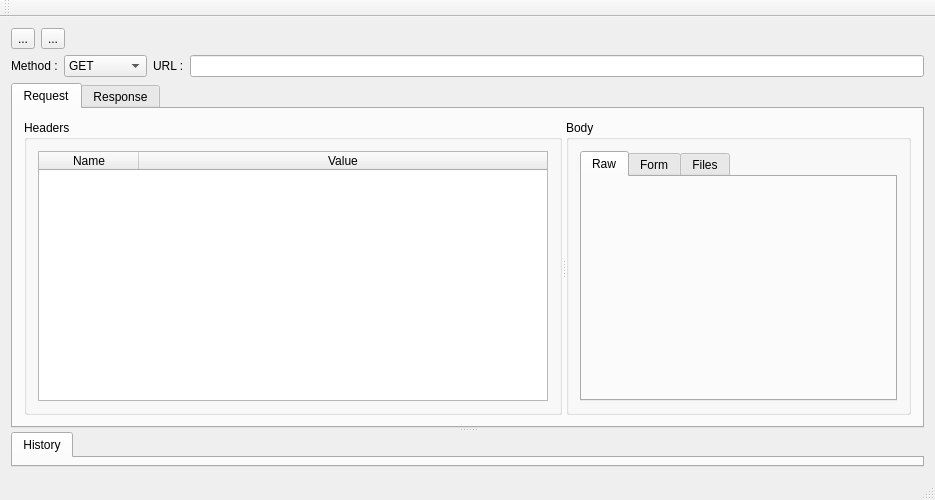
This is src/gui/mainwindow.ui in amilaperera/RESTer as Qt 5 draws it before an edit. The edited form follows.
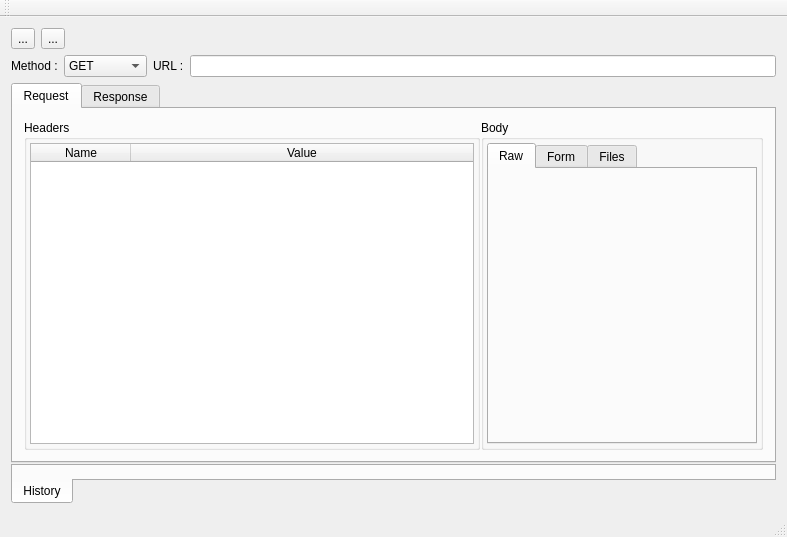
This is the edited form. The open tabs and pages were chosen to show the change.

```diff
--- a/src/gui/mainwindow.ui
+++ b/src/gui/mainwindow.ui
@@ -6,8 +6,8 @@
    <rect>
     <x>0</x>
     <y>0</y>
-    <width>935</width>
-    <height>500</height>
+    <width>787</width>
+    <height>537</height>
    </rect>
   </property>
   <property name="windowTitle">
@@ -103,10 +103,28 @@
      </layout>
     </item>
     <item row="2" column="0" colspan="3">
-     <widget class="QSplitter" name="splitter_2">
+     <widget class="QSplitter" name="tabWidgetHistoryVSplitter">
+      <property name="maximumSize">
+       <size>
+        <width>16777215</width>
+        <height>16777215</height>
+       </size>
+      </property>
+      <property name="lineWidth">
+       <number>1</number>
+      </property>
+      <property name="midLineWidth">
+       <number>0</number>
+      </property>
       <property name="orientation">
        <enum>Qt::Vertical</enum>
       </property>
+      <property name="opaqueResize">
+       <bool>false</bool>
+      </property>
+      <property name="handleWidth">
+       <number>1</number>
+      </property>
       <widget class="QTabWidget" name="tabWidget">
        <property name="currentIndex">
         <number>0</number>
@@ -121,11 +139,35 @@
            <property name="orientation">
             <enum>Qt::Horizontal</enum>
            </property>
+           <property name="opaqueResize">
+            <bool>false</bool>
+           </property>
+           <property name="handleWidth">
+            <number>1</number>
+           </property>
            <widget class="QGroupBox" name="groupBox">
             <property name="title">
              <string>Headers</string>
             </property>
+            <property name="flat">
+             <bool>false</bool>
+            </property>
             <layout class="QGridLayout" name="gridLayout_4">
+             <property name="leftMargin">
+              <number>3</number>
+             </property>
+             <property name="topMargin">
+              <number>3</number>
+             </property>
+             <property name="rightMargin">
+              <number>3</number>
+             </property>
+             <property name="bottomMargin">
+              <number>3</number>
+             </property>
+             <property name="spacing">
+              <number>3</number>
+             </property>
              <item row="0" column="0">
               <widget class="QTableWidget" name="tableWidget">
                <attribute name="horizontalHeaderStretchLastSection">
@@ -150,6 +192,21 @@
              <string>Body</string>
             </property>
             <layout class="QGridLayout" name="gridLayout">
+             <property name="leftMargin">
+              <number>3</number>
+             </property>
+             <property name="topMargin">
+              <number>3</number>
+             </property>
+             <property name="rightMargin">
+              <number>3</number>
+             </property>
+             <property name="bottomMargin">
+              <number>3</number>
+             </property>
+             <property name="spacing">
+              <number>3</number>
+             </property>
              <item row="0" column="0">
               <widget class="QTabWidget" name="tabWidget_3">
                <property name="currentIndex">
@@ -185,9 +242,24 @@
        </widget>
       </widget>
       <widget class="QTabWidget" name="tabWidget_2">
+       <property name="sizePolicy">
+        <sizepolicy hsizetype="Expanding" vsizetype="Expanding">
+         <horstretch>0</horstretch>
+         <verstretch>0</verstretch>
+        </sizepolicy>
+       </property>
+       <property name="tabPosition">
+        <enum>QTabWidget::South</enum>
+       </property>
+       <property name="tabShape">
+        <enum>QTabWidget::Rounded</enum>
+       </property>
        <property name="currentIndex">
         <number>0</number>
        </property>
+       <property name="elideMode">
+        <enum>Qt::ElideNone</enum>
+       </property>
        <widget class="QWidget" name="tab_4">
         <attribute name="title">
          <string>History</string>
```
Left out of the diff: 6 changed lines with no effect on the pictures.
